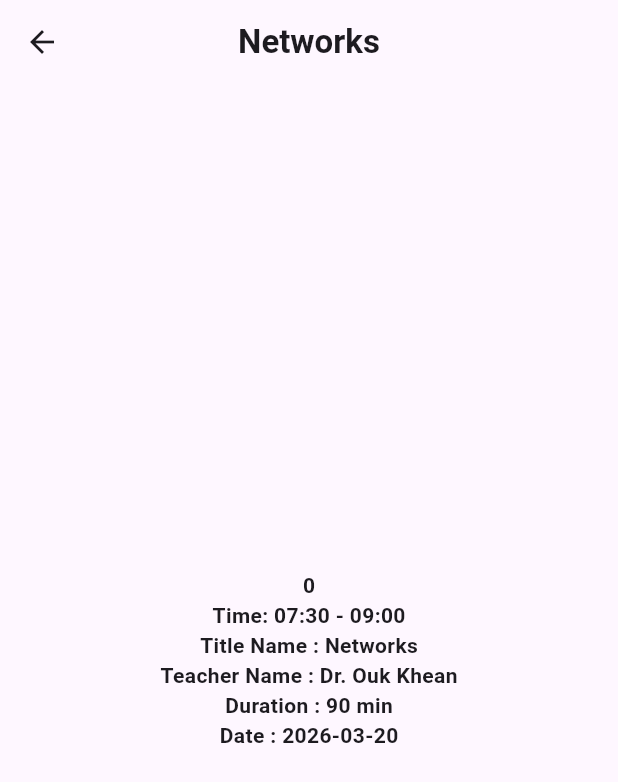
After one commit to lyhav-gif/home_screen_, a Flutter app: the screen it shows after launch, after a tap on "07:30 - 09:00", on a phone screen of 412 x 824 dp. The commit adds this screen. Shown: the top 782 px of the screen. Run offline on Flutter 3.47's test engine with Material 3 defaults, Android fonts, the phone set to English and light mode, and no system bars; our stand-ins replace easy_date_timeline, google_fonts.

Commit message:
update code 20-03-2026

```diff
--- a/lib/screen/home_screen.dart
+++ b/lib/screen/home_screen.dart
@@ -1,4 +1,5 @@
 import 'package:flutter/material.dart';
+import 'package:home_screen_/screen/subject_detail.dart';
 import 'package:home_screen_/widget/DateTimeLineWidget.dart';
 import 'package:home_screen_/widget/card_home_widget.dart';
 import 'package:home_screen_/widget/schedule_card_widget.dart';
@@ -11,10 +12,31 @@ class HomeScree extends StatefulWidget {
 }
 
 class _HomeScreeState extends State<HomeScree> {
+  int currentIndex = 0;
+  DateTime selectDate = DateTime.now();
+
+  void onChangeDate(DateTime dateValue) {
+    setState(() {
+      selectDate = dateValue;
+    });
+  }
+
+  void bottomNavigationBarTap(int index) {
+    setState(() {
+      currentIndex = index;
+    });
+  }
+
+  get screen => [
+    _buildBodyHome,
+    Container(color: Colors.red),
+    Container(color: Colors.blue),
+  ];
+
   @override
   Widget build(BuildContext context) {
     return Scaffold(
-      body: _buildBody,
+      body: screen[currentIndex],
       bottomNavigationBar: _buildBottomNavigationBar,
     );
   }
@@ -28,15 +50,7 @@ class _HomeScreeState extends State<HomeScree> {
     "Voeurn Lyhav",
   ];
 
-  DateTime selectDate = DateTime.now();
-
-  void onChangeDate(DateTime dateValue) {
-    setState(() {
-      selectDate = dateValue;
-    });
-  }
-
-  Column get _buildBody {
+  Column get _buildBodyHome {
     return Column(
       children: [
         CardHomeWidget(
@@ -383,7 +397,21 @@ class _HomeScreeState extends State<HomeScree> {
             subject: selectedSchedule[index]["subject"]!,
             teacher: selectedSchedule[index]["teacher"]!,
             duration: selectedSchedule[index]["duration"]!,
-            onTap: () {},
+            onTap: () {
+              Navigator.push(
+                context,
+                MaterialPageRoute(
+                  builder: (context) => SubjectDetailScreen(
+                    index: index,
+                    titleName: selectedSchedule[index]["subject"]!,
+                    time: selectedSchedule[index]["time"]!,
+                    teacher: selectedSchedule[index]["teacher"]!,
+                    duration: selectedSchedule[index]["duration"]!,
+                    date: dateKey,
+                  ),
+                ),
+              );
+            },
           );
         },
       ),
@@ -395,8 +423,16 @@ class _HomeScreeState extends State<HomeScree> {
       BottomNavigationBarItem(icon: Icon(Icons.home_rounded), label: ''),
       BottomNavigationBarItem(icon: Icon(Icons.add_box_outlined), label: ''),
       BottomNavigationBarItem(icon: Icon(Icons.account_box_sharp), label: ''),
-      // BottomNavigationBarItem(icon: Icon(Icons.padding), label: ''),
+      // BottomNavigationBarItem(icon: Icon(Icons.access_time), label: ''),
     ];
-    return BottomNavigationBar(items: item);
+    return BottomNavigationBar(
+      backgroundColor: const Color.fromARGB(255, 1, 49, 121),
+      fixedColor: Colors.white,
+      currentIndex: currentIndex,
+      items: item,
+      onTap: (index) {
+        bottomNavigationBarTap(index);
+      },
+    );
   }
 }
--- /dev/null
+++ b/lib/screen/subject_detail.dart
@@ -0,0 +1,54 @@
+import 'package:flutter/material.dart';
+
+class SubjectDetailScreen extends StatelessWidget {
+  final String titleName;
+  final String time;
+  final int index;
+  final String teacher;
+  final String duration;
+  final String date;
+  const SubjectDetailScreen({
+    super.key,
+    required this.titleName,
+    required this.time,
+    required this.index,
+    required this.teacher,
+    required this.duration,
+    required this.date,
+  });
+
+  @override
+  Widget build(BuildContext context) {
+    return Scaffold(
+      appBar: AppBar(
+        title: Text(titleName, style: TextStyle(fontWeight: FontWeight.bold)),
+        centerTitle: true,
+      ),
+      body: _buildBody,
+    );
+  }
+
+  get _buildBody => Center(
+    child: Column(
+      crossAxisAlignment: CrossAxisAlignment.center,
+      mainAxisAlignment: MainAxisAlignment.center,
+      children: [
+        Text(index.toString(), style: TextStyle(fontWeight: FontWeight.bold)),
+        Text('Time: $time', style: TextStyle(fontWeight: FontWeight.bold)),
+        Text(
+          'Title Name : $titleName',
+          style: TextStyle(fontWeight: FontWeight.bold),
+        ),
+        Text(
+          'Teacher Name : $teacher',
+          style: TextStyle(fontWeight: FontWeight.bold),
+        ),
+        Text(
+          'Duration : $duration',
+          style: TextStyle(fontWeight: FontWeight.bold),
+        ),
+        Text('Date : $date', style: TextStyle(fontWeight: FontWeight.bold)),
+      ],
+    ),
+  );
+}
--- a/pubspec.yaml
+++ b/pubspec.yaml
@@ -36,6 +36,7 @@ dependencies:
   cupertino_icons: ^1.0.8
   google_fonts: ^8.0.2
   easy_date_timeline: ^2.0.9
+  animated_bottom_navigation_bar: ^1.4.0
 
 dev_dependencies:
   flutter_test:
```
Also changed, not shown: lib/widget/button_navigation_widget.dart (added), pubspec.lock, 1 other file.
